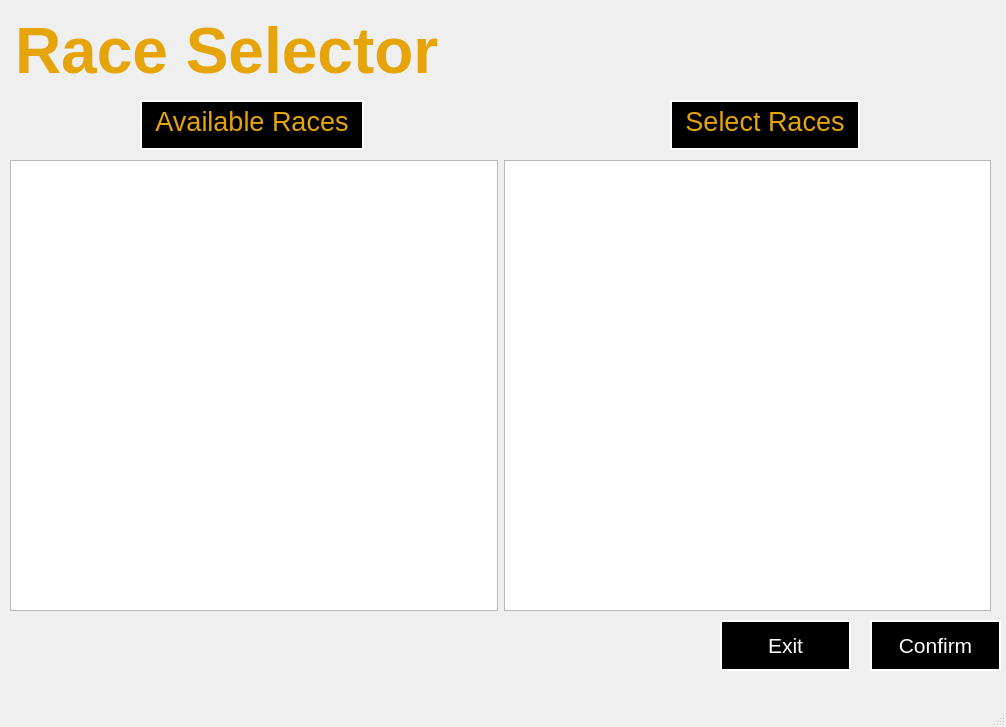
Above: client/Lobby/raceselector.ui from mateozorzi/practice-sdd before the change. Below: the same form after it.
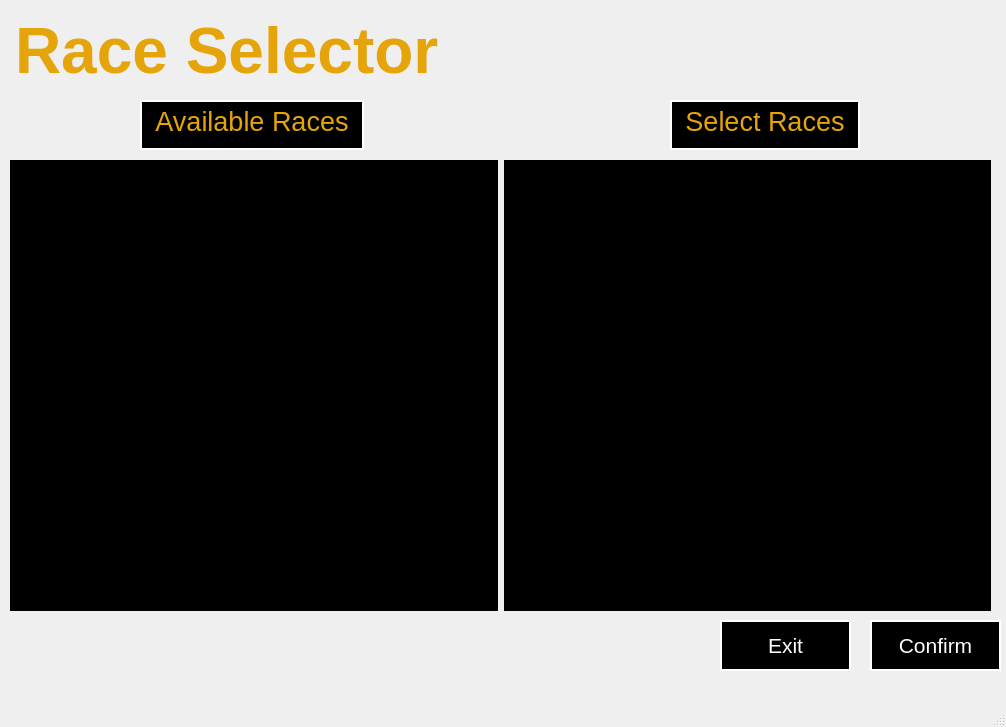
That is the form after the change. Icons and pictures are not drawn.

Patch:
```diff
--- a/client/Lobby/raceselector.ui
+++ b/client/Lobby/raceselector.ui
@@ -200,7 +200,7 @@
 &lt;p align=&quot;center&quot; style=&quot; margin-top:0px; margin-bottom:0px; margin-left:0px; margin-right:0px; -qt-block-indent:0; text-indent:0px;&quot;&gt;&lt;span style=&quot; font-size:20pt; color:#e5a50a;&quot;&gt;Select Races&lt;/span&gt;&lt;/p&gt;&lt;/body&gt;&lt;/html&gt;</string>
     </property>
    </widget>
-   <widget class="QWidget" name="">
+   <widget class="QWidget" name="layoutWidget">
     <property name="geometry">
      <rect>
       <x>10</x>
@@ -211,10 +211,72 @@
     </property>
     <layout class="QHBoxLayout" name="horizontalLayout">
      <item>
-      <widget class="QTableWidget" name="availableRaces"/>
+      <widget class="QTableWidget" name="availableRaces">
+       <property name="styleSheet">
+        <string notr="true">QTableWidget {
+    background-color: black;
+    alternate-background-color: black;
+    text-align: center;
+    gridline-color: white;
+}
+
+QTableWidget::item {
+    color: white;
+    font-size: 8pt;
+    text-align: center;
+    border: 1px solid white;
+    background-color: black;
+    font-weight: normal;
+	text-align: center;
+}
+
+QTableWidget::item:selected {
+    background-color: #333333;
+}
+
+QHeaderView::section {
+	color: rgb(229, 165, 10);
+    font-size: 10pt;
+    background-color: black;
+    border: 1px solid white;
+    text-align: center;
+}</string>
+       </property>
+      </widget>
      </item>
      <item>
-      <widget class="QTableWidget" name="select"/>
+      <widget class="QTableWidget" name="select">
+       <property name="styleSheet">
+        <string notr="true">QTableWidget {
+    background-color: black;
+    alternate-background-color: black;
+    text-align: center;
+    gridline-color: white;
+}
+
+QTableWidget::item {
+    color: white;
+    font-size: 8pt;
+    text-align: center;
+    border: 1px solid white;
+    background-color: black;
+    font-weight: normal;
+	text-align: center;
+}
+
+QTableWidget::item:selected {
+    background-color: #333333;
+}
+
+QHeaderView::section {
+	color: rgb(229, 165, 10);
+    font-size: 10pt;
+    background-color: black;
+    border: 1px solid white;
+    text-align: center;
+}</string>
+       </property>
+      </widget>
      </item>
     </layout>
    </widget>
```
